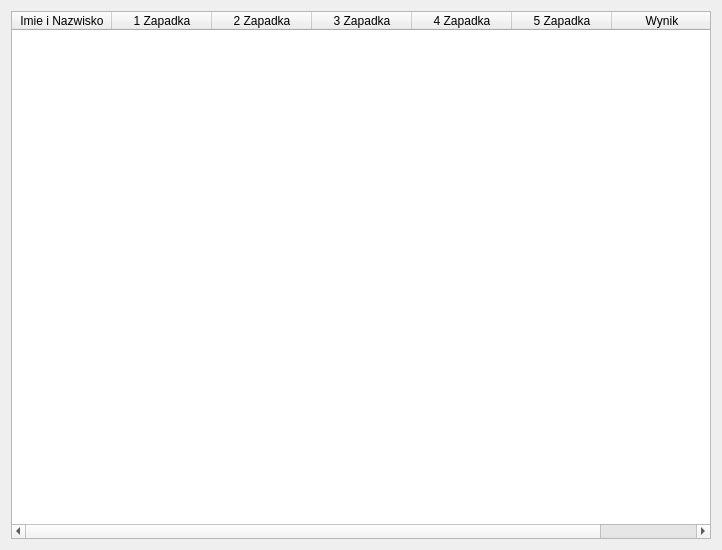
Before: the Qt Designer form Ui_Files/TabelkaZapadki.ui in Verter18328/SOKs_LOK, drawn with Qt 5.
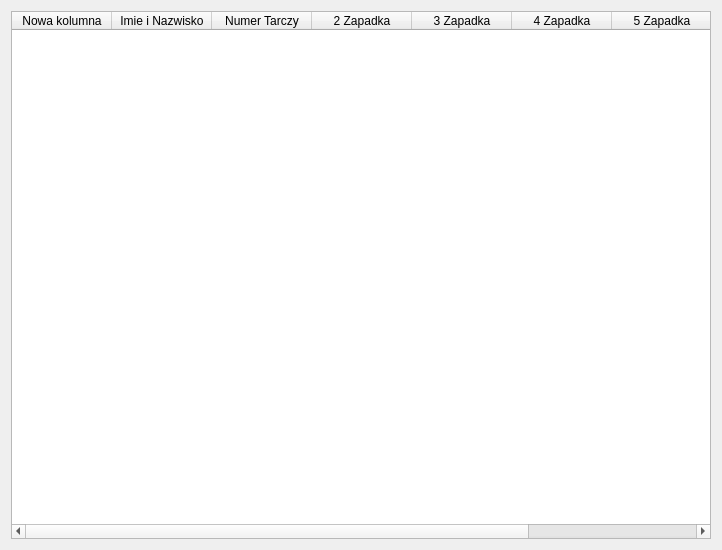
After: the same form once the commit is applied.

Commit message:
Add row insertion and update table UIs
Connect the add-result button to a new handler that inserts a row into the current tab's table and hide table vertical headers. Update dialog layout item positions in NoweZawodyDialog.ui. Change table grid style from DashLine to SolidLine and add a "Numer Tarczy" column to the 5- and 10-shot tables; for TabelkaZapadki.ui add a new column and rename "1 Zapadka" to "Numer Tarczy". (Compiled .pyc updated accordingly.)

What changed in the file:
```diff
--- a/Ui_Files/TabelkaZapadki.ui
+++ b/Ui_Files/TabelkaZapadki.ui
@@ -29,11 +29,16 @@
       <enum>QAbstractScrollArea::SizeAdjustPolicy::AdjustToContents</enum>
      </property>
      <property name="gridStyle">
-      <enum>Qt::PenStyle::DashLine</enum>
+      <enum>Qt::PenStyle::SolidLine</enum>
      </property>
      <property name="sortingEnabled">
       <bool>false</bool>
      </property>
+     <column>
+      <property name="text">
+       <string>Nowa kolumna</string>
+      </property>
+     </column>
      <column>
       <property name="text">
        <string>Imie i Nazwisko</string>
@@ -41,7 +46,7 @@
      </column>
      <column>
       <property name="text">
-       <string>1 Zapadka</string>
+       <string>Numer Tarczy</string>
       </property>
      </column>
      <column>
```
The commit also changes 5 other files.
